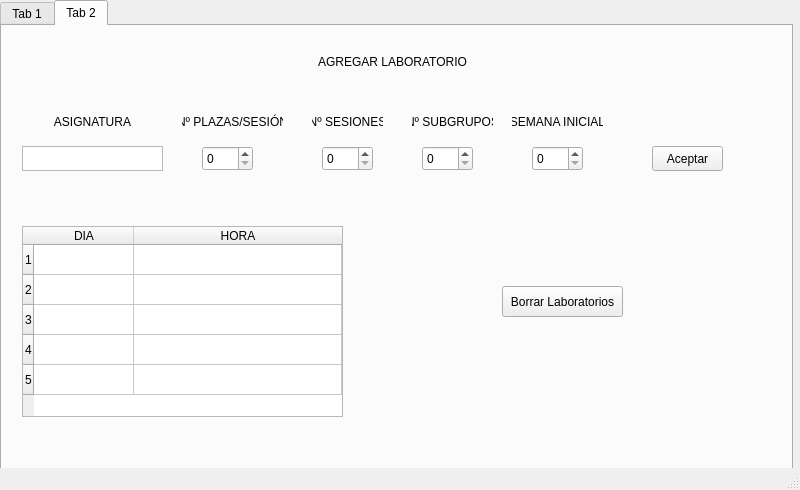
Old version of the form interfaz.ui in the repository rubennj/listas-grupos-lab.
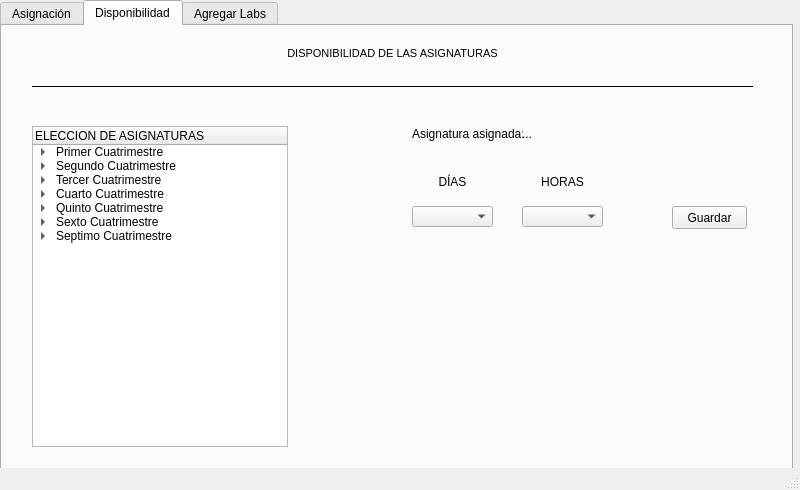
New version of the form. The open tabs and pages were chosen to show the change.

Commit message:
Nuevas funcionalidades en la interfaz
1. Se crea la pestaña 2 que permite seleccionar la disponibilidad de cada asignatura.
2. En la pestaña 3 se cargan las asignaturas y los horarios previamente seleccionados en la pestaña 2, para su uso.

Patch:
```diff
--- a/interfaz.ui
+++ b/interfaz.ui
@@ -50,12 +50,18 @@
       <height>481</height>
      </rect>
     </property>
+    <property name="sizePolicy">
+     <sizepolicy hsizetype="Fixed" vsizetype="Expanding">
+      <horstretch>0</horstretch>
+      <verstretch>0</verstretch>
+     </sizepolicy>
+    </property>
     <property name="currentIndex">
      <number>1</number>
     </property>
     <widget class="QWidget" name="tab">
      <attribute name="title">
-      <string>Tab 1</string>
+      <string>Asignación</string>
      </attribute>
      <widget class="QLabel" name="Creditos">
       <property name="geometry">
@@ -139,64 +145,419 @@
     </widget>
     <widget class="QWidget" name="tab_2">
      <attribute name="title">
-      <string>Tab 2</string>
+      <string>Disponibilidad</string>
      </attribute>
-     <widget class="QPlainTextEdit" name="asignaturaText">
+     <widget class="QTreeWidget" name="AsignaturasTree">
       <property name="geometry">
        <rect>
-        <x>20</x>
-        <y>120</y>
-        <width>141</width>
-        <height>25</height>
+        <x>30</x>
+        <y>100</y>
+        <width>256</width>
+        <height>321</height>
        </rect>
       </property>
       <property name="acceptDrops">
        <bool>true</bool>
       </property>
-      <property name="frameShape">
-       <enum>QFrame::StyledPanel</enum>
+      <property name="expandsOnDoubleClick">
+       <bool>false</bool>
+      </property>
+      <column>
+       <property name="text">
+        <string>ELECCION DE ASIGNATURAS</string>
+       </property>
+      </column>
+      <item>
+       <property name="text">
+        <string>Primer Cuatrimestre</string>
+       </property>
+       <item>
+        <property name="text">
+         <string>Algebra Lineal</string>
+        </property>
+       </item>
+       <item>
+        <property name="text">
+         <string>Calculo Infinitesimal</string>
+        </property>
+       </item>
+       <item>
+        <property name="text">
+         <string>Fisica I</string>
+        </property>
+       </item>
+       <item>
+        <property name="text">
+         <string>Quimica</string>
+        </property>
+       </item>
+      </item>
+      <item>
+       <property name="text">
+        <string>Segundo Cuatrimestre</string>
+       </property>
+       <item>
+        <property name="text">
+         <string>Ampliacion de Matematicas</string>
+        </property>
+       </item>
+       <item>
+        <property name="text">
+         <string>Estadistica</string>
+        </property>
+       </item>
+       <item>
+        <property name="text">
+         <string>Fisica II</string>
+        </property>
+       </item>
+       <item>
+        <property name="text">
+         <string>Metodos Numericos</string>
+        </property>
+       </item>
+      </item>
+      <item>
+       <property name="text">
+        <string>Tercer Cuatrimestre</string>
+       </property>
+       <item>
+        <property name="text">
+         <string>Ciencia de materiales</string>
+        </property>
+       </item>
+       <item>
+        <property name="text">
+         <string>Resistencia de los materiales</string>
+        </property>
+       </item>
+       <item>
+        <property name="text">
+         <string>Teoria de Circuitos</string>
+        </property>
+       </item>
+       <item>
+        <property name="text">
+         <string>Termodinamica</string>
+        </property>
+       </item>
+      </item>
+      <item>
+       <property name="text">
+        <string>Cuarto Cuatrimestre</string>
+       </property>
+       <item>
+        <property name="text">
+         <string>Automatica</string>
+        </property>
+       </item>
+       <item>
+        <property name="text">
+         <string>Electronica</string>
+        </property>
+       </item>
+       <item>
+        <property name="text">
+         <string>Maquinas electricas</string>
+        </property>
+       </item>
+       <item>
+        <property name="text">
+         <string>Mecanica de fluidos</string>
+        </property>
+       </item>
+       <item>
+        <property name="text">
+         <string>Tecnologias de fabricacion</string>
+        </property>
+       </item>
+       <item>
+        <property name="text">
+         <string>Transmision de calor</string>
+        </property>
+       </item>
+      </item>
+      <item>
+       <property name="text">
+        <string>Quinto Cuatrimestre</string>
+       </property>
+       <item>
+        <property name="text">
+         <string>Electronica Analogica</string>
+        </property>
+       </item>
+       <item>
+        <property name="text">
+         <string>Electronica Digital</string>
+        </property>
+       </item>
+       <item>
+        <property name="text">
+         <string>Regulacion Automatica</string>
+        </property>
+       </item>
+       <item>
+        <property name="text">
+         <string>Teoria de maquinas y mecanismos</string>
+        </property>
+       </item>
+      </item>
+      <item>
+       <property name="text">
+        <string>Sexto Cuatrimestre</string>
+       </property>
+       <item>
+        <property name="text">
+         <string>Automatizacion</string>
+        </property>
+       </item>
+       <item>
+        <property name="text">
+         <string>Electronica de Potencia</string>
+        </property>
+       </item>
+       <item>
+        <property name="text">
+         <string>Informatica Industrial</string>
+        </property>
+       </item>
+       <item>
+        <property name="text">
+         <string>Instrumentacion electronica</string>
+        </property>
+       </item>
+       <item>
+        <property name="text">
+         <string>Robotica</string>
+        </property>
+       </item>
+      </item>
+      <item>
+       <property name="text">
+        <string>Septimo Cuatrimestre</string>
+       </property>
+       <item>
+        <property name="text">
+         <string>Control</string>
+        </property>
+       </item>
+       <item>
+        <property name="text">
+         <string>SED</string>
+        </property>
+       </item>
+       <item>
+        <property name="text">
+         <string>SEI</string>
+        </property>
+       </item>
+       <item>
+        <property name="text">
+         <string>SII</string>
+        </property>
+       </item>
+      </item>
+     </widget>
+     <widget class="QLabel" name="Titulo_2">
+      <property name="geometry">
+       <rect>
+        <x>0</x>
+        <y>12</y>
+        <width>781</width>
+        <height>31</height>
+       </rect>
+      </property>
+      <property name="font">
+       <font>
+        <pointsize>8</pointsize>
+       </font>
+      </property>
+      <property name="text">
+       <string>DISPONIBILIDAD DE LAS ASIGNATURAS</string>
+      </property>
+      <property name="alignment">
+       <set>Qt::AlignCenter</set>
+      </property>
+     </widget>
+     <widget class="QComboBox" name="ComboBoxDias">
+      <property name="geometry">
+       <rect>
+        <x>410</x>
+        <y>180</y>
+        <width>81</width>
+        <height>21</height>
+       </rect>
+      </property>
+      <property name="currentIndex">
+       <number>-1</number>
+      </property>
+      <item>
+       <property name="text">
+        <string>Lunes</string>
+       </property>
+      </item>
+      <item>
+       <property name="text">
+        <string>Martes</string>
+       </property>
+      </item>
+      <item>
+       <property name="text">
+        <string>Miércoles</string>
+       </property>
+      </item>
+      <item>
+       <property name="text">
+        <string>Jueves</string>
+       </property>
+      </item>
+      <item>
+       <property name="text">
+        <string>Viernes</string>
+       </property>
+      </item>
+     </widget>
+     <widget class="QComboBox" name="ComboBoxHoras">
+      <property name="geometry">
+       <rect>
+        <x>520</x>
+        <y>180</y>
+        <width>81</width>
+        <height>21</height>
+       </rect>
+      </property>
+      <property name="currentIndex">
+       <number>-1</number>
+      </property>
+      <property name="maxVisibleItems">
+       <number>4</number>
+      </property>
+      <item>
+       <property name="text">
+        <string>09:30</string>
+       </property>
+      </item>
+      <item>
+       <property name="text">
+        <string>11:30</string>
+       </property>
+      </item>
+      <item>
+       <property name="text">
+        <string>15:30</string>
+       </property>
+      </item>
+      <item>
+       <property name="text">
+        <string>17:30</string>
+       </property>
+      </item>
+     </widget>
+     <widget class="QLabel" name="lblHoras">
+      <property name="geometry">
+       <rect>
+        <x>520</x>
+        <y>140</y>
+        <width>81</width>
+        <height>31</height>
+       </rect>
+      </property>
+      <property name="text">
+       <string>HORAS</string>
+      </property>
+      <property name="alignment">
+       <set>Qt::AlignCenter</set>
+      </property>
+     </widget>
+     <widget class="QLabel" name="lblDias">
+      <property name="geometry">
+       <rect>
+        <x>410</x>
+        <y>140</y>
+        <width>81</width>
+        <height>31</height>
+       </rect>
+      </property>
+      <property name="text">
+       <string>DÍAS</string>
+      </property>
+      <property name="alignment">
+       <set>Qt::AlignCenter</set>
+      </property>
+     </widget>
+     <widget class="Line" name="Linea_2">
+      <property name="geometry">
+       <rect>
+        <x>30</x>
+        <y>50</y>
+        <width>721</width>
+        <height>20</height>
+       </rect>
+      </property>
+      <property name="font">
+       <font>
+        <weight>50</weight>
+        <bold>false</bold>
+       </font>
       </property>
       <property name="frameShadow">
-       <enum>QFrame::Sunken</enum>
+       <enum>QFrame::Plain</enum>
       </property>
       <property name="lineWidth">
-       <number>2</number>
+       <number>1</number>
       </property>
       <property name="midLineWidth">
        <number>0</number>
       </property>
-      <property name="verticalScrollBarPolicy">
-       <enum>Qt::ScrollBarAlwaysOff</enum>
+      <property name="orientation">
+       <enum>Qt::Horizontal</enum>
       </property>
-      <property name="horizontalScrollBarPolicy">
-       <enum>Qt::ScrollBarAlwaysOff</enum>
+     </widget>
+     <widget class="QPushButton" name="BtnGuardaHorario">
+      <property name="geometry">
+       <rect>
+        <x>670</x>
+        <y>180</y>
+        <width>75</width>
+        <height>23</height>
+       </rect>
       </property>
-      <property name="sizeAdjustPolicy">
-       <enum>QAbstractScrollArea::AdjustIgnored</enum>
+      <property name="text">
+       <string>Guardar</string>
       </property>
-      <property name="tabChangesFocus">
-       <bool>true</bool>
+     </widget>
+     <widget class="QLabel" name="lblAsignada">
+      <property name="geometry">
+       <rect>
+        <x>410</x>
+        <y>100</y>
+        <width>111</width>
+        <height>16</height>
+       </rect>
       </property>
-      <property name="lineWrapMode">
-       <enum>QPlainTextEdit::NoWrap</enum>
+      <property name="text">
+       <string>Asignatura asignada:</string>
       </property>
-      <property name="readOnly">
-       <bool>false</bool>
+     </widget>
+     <widget class="QLabel" name="lblAsignaturaAsignada">
+      <property name="geometry">
+       <rect>
+        <x>520</x>
+        <y>100</y>
+        <width>231</width>
+        <height>16</height>
+       </rect>
       </property>
-      <property name="plainText">
-       <string/>
+      <property name="text">
+       <string>...</string>
       </property>
-      <property name="textInteractionFlags">
-       <set>Qt::TextEditorInteraction</set>
-      </property>
-      <property name="centerOnScroll">
-       <bool>true</bool>
-      </property>
-      <property name="placeholderText">
-       <string/>
-      </property>
      </widget>
-     <widget class="QSpinBox" name="plazasText">
+    </widget>
+    <widget class="QWidget" name="tab_3">
+     <attribute name="title">
+      <string>Agregar Labs</string>
+     </attribute>
+     <widget class="QSpinBox" name="PlazasText">
       <property name="geometry">
        <rect>
         <x>200</x>
@@ -209,7 +570,7 @@
        <number>101</number>
       </property>
      </widget>
-     <widget class="QSpinBox" name="numSubgruposText">
+     <widget class="QSpinBox" name="NumSubgruposText">
       <property name="geometry">
        <rect>
         <x>420</x>
@@ -219,7 +580,7 @@
        </rect>
       </property>
      </widget>
-     <widget class="QSpinBox" name="numSesionesText">
+     <widget class="QSpinBox" name="NumSesionesText">
       <property name="geometry">
        <rect>
         <x>320</x>
@@ -229,7 +590,7 @@
        </rect>
       </property>
      </widget>
-     <widget class="QSpinBox" name="semanaInicialText">
+     <widget class="QSpinBox" name="SemanaInicialText">
       <property name="geometry">
        <rect>
         <x>530</x>
@@ -323,7 +684,7 @@
       <property name="geometry">
        <rect>
         <x>0</x>
-        <y>20</y>
+        <y>12</y>
         <width>781</width>
         <height>31</height>
        </rect>
@@ -363,116 +724,11 @@
        <bool>false</bool>
       </property>
      </widget>
-     <widget class="QTableWidget" name="tablaHorarios">
-      <property name="geometry">
-       <rect>
-        <x>20</x>
-        <y>200</y>
-        <width>321</width>
-        <height>191</height>
-       </rect>
-      </property>
-      <property name="styleSheet">
-       <string notr="true"/>
-      </property>
-      <property name="autoScroll">
-       <bool>false</bool>
-      </property>
-      <property name="autoScrollMargin">
-       <number>16</number>
-      </property>
-      <property name="wordWrap">
-       <bool>false</bool>
-      </property>
-      <property name="cornerButtonEnabled">
-       <bool>true</bool>
-      </property>
-      <property name="rowCount">
-       <number>5</number>
-      </property>
-      <attribute name="horizontalHeaderStretchLastSection">
-       <bool>true</bool>
-      </attribute>
-      <attribute name="verticalHeaderStretchLastSection">
-       <bool>false</bool>
-      </attribute>
-      <row/>
-      <row/>
-      <row/>
-      <row/>
-      <row/>
-      <column>
-       <property name="text">
-        <string>DIA</string>
-       </property>
-      </column>
-      <column>
-       <property name="text">
-        <string>HORA</string>
-       </property>
-      </column>
-      <item row="0" column="0">
-       <property name="text">
-        <string/>
-       </property>
-       <property name="font">
-        <font>
-         <weight>50</weight>
-         <bold>false</bold>
-        </font>
-       </property>
-      </item>
-      <item row="0" column="1">
-       <property name="text">
-        <string/>
-       </property>
-      </item>
-      <item row="1" column="0">
-       <property name="text">
-        <string/>
-       </property>
-      </item>
-      <item row="1" column="1">
-       <property name="text">
-        <string/>
-       </property>
-      </item>
-      <item row="2" column="0">
-       <property name="text">
-        <string/>
-       </property>
-      </item>
-      <item row="2" column="1">
-       <property name="text">
-        <string/>
-       </property>
-      </item>
-      <item row="3" column="0">
-       <property name="text">
-        <string/>
-       </property>
-      </item>
-      <item row="3" column="1">
-       <property name="text">
-        <string/>
-       </property>
-      </item>
-      <item row="4" column="0">
-       <property name="text">
-        <string/>
-       </property>
-      </item>
-      <item row="4" column="1">
-       <property name="text">
-        <string/>
-       </property>
-      </item>
-     </widget>
      <widget class="QPushButton" name="BtnVaciarTxt">
       <property name="geometry">
        <rect>
-        <x>500</x>
-        <y>260</y>
+        <x>460</x>
+        <y>280</y>
         <width>121</width>
         <height>31</height>
        </rect>
```
Left out of the diff: 151 changed lines with no effect on the pictures. The commit also changes 15 other files.
